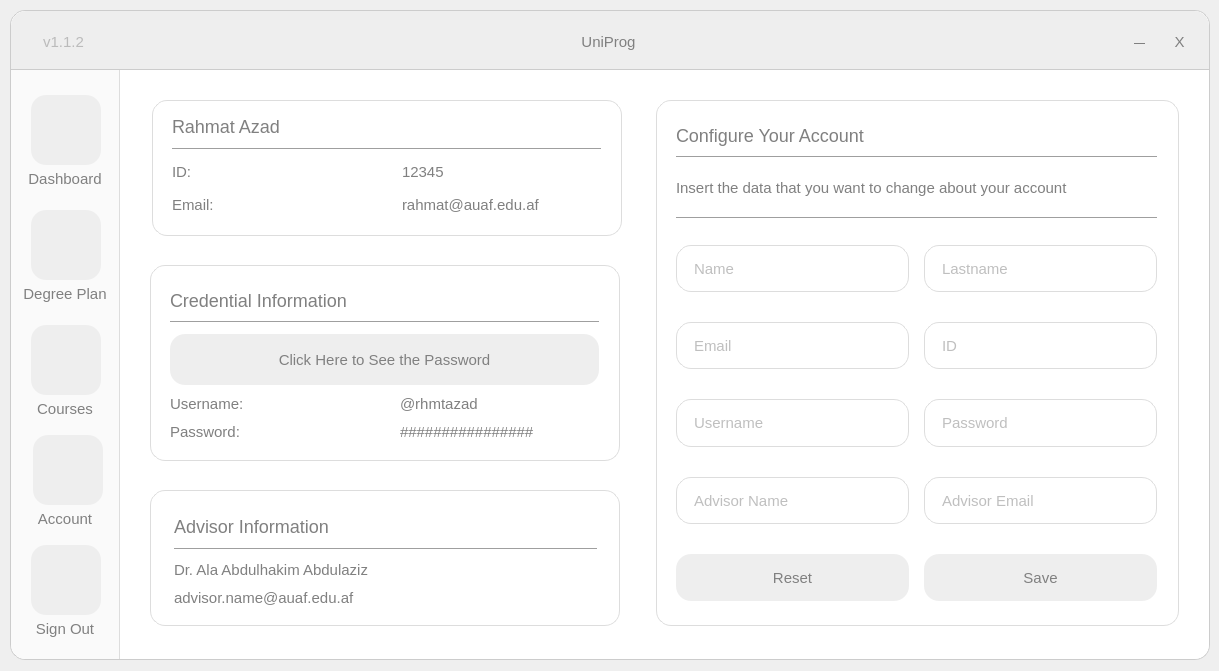
Above: ui/main.ui from rhmtazad/UniProg before the change. Below: the same form after it.
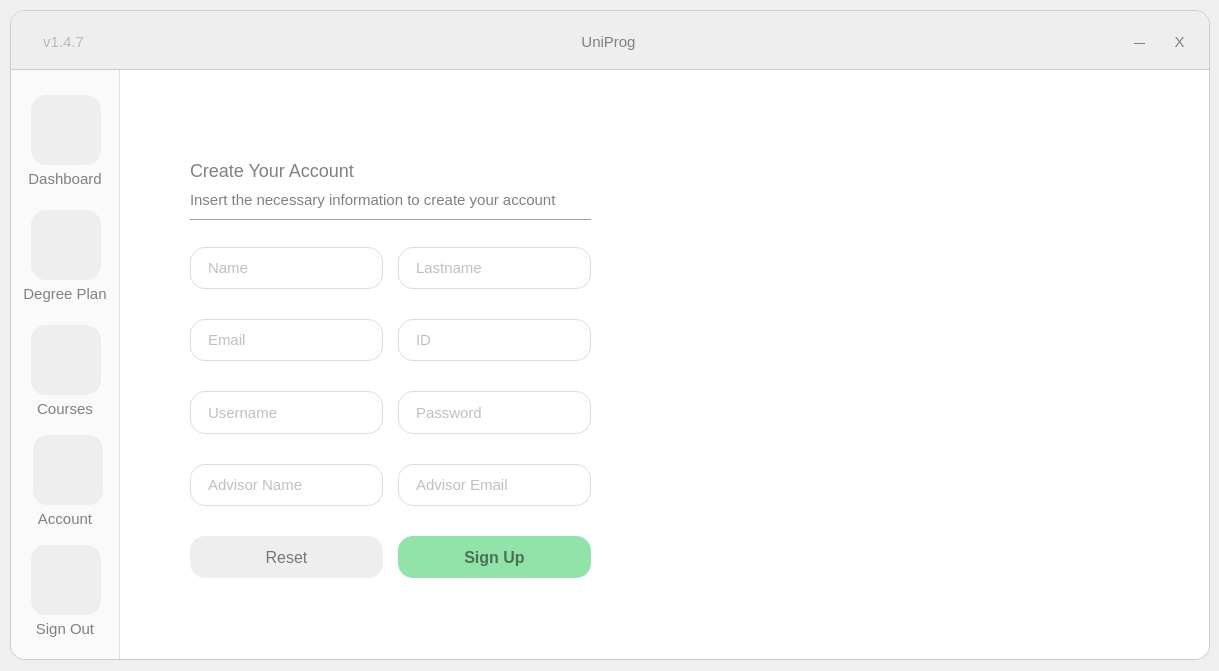
That is the form after the change. Icons and pictures are not drawn.

Diff of the .ui file:
```diff
--- a/ui/main.ui
+++ b/ui/main.ui
@@ -34,7 +34,6 @@
   <property name="styleSheet">
    <string notr="true">* {
     color: gray;
-    box-sizing: border-box;
     font-size: 15px;
     border-color: #eee;
 }
@@ -140,6 +139,32 @@
 {
 border: none;
 background-color: transparent;
+}
+
+#login_button,
+#signup_button,
+#signup_create_account
+ {
+	font-size: 16px;
+	font-weight: bold;
+	color: rgba(0, 0, 0, 0.5);
+}
+
+#signup_reset {
+	font-size: 16px;
+	color: rgba(0, 0, 0, 0.5)
+}
+
+#login_button,
+#signup_create_account
+ {
+	background: #92e3a9;
+}
+
+#login_button:hover,
+#signup_create_account:hover
+ {
+	background: #dff7e7;
 }</string>
   </property>
   <widget class="QWidget" name="centralwidget">
@@ -231,7 +256,7 @@
           <item>
            <widget class="QLabel" name="version">
             <property name="text">
-             <string>v1.1.2</string>
+             <string>v1.4.7</string>
             </property>
             <property name="alignment">
              <set>Qt::AlignCenter</set>
@@ -640,8 +665,378 @@
           <string notr="true"/>
          </property>
          <property name="currentIndex">
-          <number>3</number>
+          <number>1</number>
          </property>
+         <widget class="QWidget" name="login_page">
+          <widget class="QFrame" name="login_input">
+           <property name="geometry">
+            <rect>
+             <x>590</x>
+             <y>96</y>
+             <width>411</width>
+             <height>231</height>
+            </rect>
+           </property>
+           <property name="frameShape">
+            <enum>QFrame::NoFrame</enum>
+           </property>
+           <property name="frameShadow">
+            <enum>QFrame::Plain</enum>
+           </property>
+           <widget class="QWidget" name="layoutWidget">
+            <property name="geometry">
+             <rect>
+              <x>20</x>
+              <y>20</y>
+              <width>371</width>
+              <height>191</height>
+             </rect>
+            </property>
+            <layout class="QGridLayout" name="login_container">
+             <property name="verticalSpacing">
+              <number>20</number>
+             </property>
+             <item row="2" column="1">
+              <widget class="QPushButton" name="signup_button">
+               <property name="sizePolicy">
+                <sizepolicy hsizetype="Expanding" vsizetype="Expanding">
+                 <horstretch>0</horstretch>
+                 <verstretch>0</verstretch>
+                </sizepolicy>
+               </property>
+               <property name="text">
+                <string>Sign Up</string>
+               </property>
+              </widget>
+             </item>
+             <item row="1" column="0" colspan="2">
+              <widget class="QLineEdit" name="password_input">
+               <property name="sizePolicy">
+                <sizepolicy hsizetype="Expanding" vsizetype="Expanding">
+                 <horstretch>0</horstretch>
+                 <verstretch>0</verstretch>
+                </sizepolicy>
+               </property>
+               <property name="placeholderText">
+                <string>Insert your password</string>
+               </property>
+              </widget>
+             </item>
+             <item row="2" column="0">
+              <widget class="QPushButton" name="login_button">
+               <property name="sizePolicy">
+                <sizepolicy hsizetype="Expanding" vsizetype="Expanding">
+                 <horstretch>0</horstretch>
+                 <verstretch>0</verstretch>
+                </sizepolicy>
+               </property>
+               <property name="styleSheet">
+                <string notr="true"/>
+               </property>
+               <property name="text">
+                <string>Login</string>
+               </property>
+              </widget>
+             </item>
+             <item row="0" column="0" colspan="2">
+              <widget class="QLineEdit" name="user_id_input">
+               <property name="sizePolicy">
+                <sizepolicy hsizetype="Expanding" vsizetype="Expanding">
+                 <horstretch>0</horstretch>
+                 <verstretch>0</verstretch>
+                </sizepolicy>
+               </property>
+               <property name="placeholderText">
+                <string>Insert your user ID</string>
+               </property>
+              </widget>
+             </item>
+            </layout>
+           </widget>
+          </widget>
+          <widget class="QLabel" name="login_background">
+           <property name="geometry">
+            <rect>
+             <x>52</x>
+             <y>98</y>
+             <width>485</width>
+             <height>457</height>
+            </rect>
+           </property>
+           <property name="text">
+            <string/>
+           </property>
+           <property name="pixmap">
+            <pixmap>img/login.jpg</pixmap>
+           </property>
+           <property name="scaledContents">
+            <bool>true</bool>
+           </property>
+          </widget>
+          <zorder>login_background</zorder>
+          <zorder>login_input</zorder>
+         </widget>
+         <widget class="QWidget" name="signup_page">
+          <widget class="QLabel" name="signup_background">
+           <property name="geometry">
+            <rect>
+             <x>504</x>
+             <y>70</y>
+             <width>537</width>
+             <height>503</height>
+            </rect>
+           </property>
+           <property name="text">
+            <string/>
+           </property>
+           <property name="pixmap">
+            <pixmap>img/signup.jpg</pixmap>
+           </property>
+           <property name="scaledContents">
+            <bool>true</bool>
+           </property>
+          </widget>
+          <widget class="QFrame" name="singup_frame">
+           <property name="geometry">
+            <rect>
+             <x>56</x>
+             <y>78</y>
+             <width>427</width>
+             <height>453</height>
+            </rect>
+           </property>
+           <property name="styleSheet">
+            <string notr="true"/>
+           </property>
+           <property name="frameShape">
+            <enum>QFrame::NoFrame</enum>
+           </property>
+           <property name="frameShadow">
+            <enum>QFrame::Plain</enum>
+           </property>
+           <widget class="QWidget" name="layoutWidget_6">
+            <property name="geometry">
+             <rect>
+              <x>14</x>
+              <y>12</y>
+              <width>401</width>
+              <height>423</height>
+             </rect>
+            </property>
+            <layout class="QVBoxLayout" name="signup_container" stretch="0,0,0,0">
+             <property name="spacing">
+              <number>10</number>
+             </property>
+             <property name="topMargin">
+              <number>0</number>
+             </property>
+             <property name="bottomMargin">
+              <number>0</number>
+             </property>
+             <item>
+              <widget class="QLabel" name="signup_title">
+               <property name="styleSheet">
+                <string notr="true">font-size: 18px;</string>
+               </property>
+               <property name="text">
+                <string>Create Your Account</string>
+               </property>
+              </widget>
+             </item>
+             <item>
+              <widget class="QLabel" name="signup_guide">
+               <property name="text">
+                <string>Insert the necessary information to create your account</string>
+               </property>
+              </widget>
+             </item>
+             <item>
+              <widget class="Line" name="signup_line1">
+               <property name="orientation">
+                <enum>Qt::Horizontal</enum>
+               </property>
+              </widget>
+             </item>
+             <item>
+              <layout class="QGridLayout" name="signup_inputs">
+               <property name="topMargin">
+                <number>15</number>
+               </property>
+               <property name="rightMargin">
+                <number>0</number>
+               </property>
+               <property name="bottomMargin">
+                <number>5</number>
+               </property>
+               <property name="horizontalSpacing">
+                <number>15</number>
+               </property>
+               <property name="verticalSpacing">
+                <number>30</number>
+               </property>
+               <item row="1" column="0">
+                <widget class="QLineEdit" name="signup_email">
+                 <property name="sizePolicy">
+                  <sizepolicy hsizetype="Expanding" vsizetype="Expanding">
+                   <horstretch>0</horstretch>
+                   <verstretch>0</verstretch>
+                  </sizepolicy>
+                 </property>
+                 <property name="text">
+                  <string/>
+                 </property>
+                 <property name="placeholderText">
+                  <string>Email</string>
+                 </property>
+                </widget>
+               </item>
+               <item row="0" column="0">
+                <widget class="QLineEdit" name="signup_name">
+                 <property name="sizePolicy">
+                  <sizepolicy hsizetype="Expanding" vsizetype="Expanding">
+                   <horstretch>0</horstretch>
+                   <verstretch>0</verstretch>
+                  </sizepolicy>
+                 </property>
+                 <property name="text">
+                  <string/>
+                 </property>
+                 <property name="placeholderText">
+                  <string>Name</string>
+                 </property>
+                </widget>
+               </item>
+               <item row="2" column="0">
+                <widget class="QLineEdit" name="signup_username">
+                 <property name="sizePolicy">
+                  <sizepolicy hsizetype="Expanding" vsizetype="Expanding">
+                   <horstretch>0</horstretch>
+                   <verstretch>0</verstretch>
+                  </sizepolicy>
+                 </property>
+                 <property name="text">
+                  <string/>
+                 </property>
+                 <property name="placeholderText">
+                  <string>Username</string>
+                 </property>
+                </widget>
+               </item>
+               <item row="2" column="1">
+                <widget class="QLineEdit" name="signup_password">
+                 <property name="sizePolicy">
+                  <sizepolicy hsizetype="Expanding" vsizetype="Expanding">
+                   <horstretch>0</horstretch>
+                   <verstretch>0</verstretch>
+                  </sizepolicy>
+                 </property>
+                 <property name="text">
+                  <string/>
+                 </property>
+                 <property name="placeholderText">
+                  <string>Password</string>
+                 </property>
+                </widget>
+               </item>
+               <item row="3" column="1">
+                <widget class="QLineEdit" name="signup_advisor_email">
+                 <property name="sizePolicy">
+                  <sizepolicy hsizetype="Expanding" vsizetype="Expanding">
+                   <horstretch>0</horstretch>
+                   <verstretch>0</verstretch>
+                  </sizepolicy>
+                 </property>
+                 <property name="text">
+                  <string/>
+                 </property>
+                 <property name="placeholderText">
+                  <string>Advisor Email</string>
+                 </property>
+                </widget>
+               </item>
+               <item row="3" column="0">
+                <widget class="QLineEdit" name="signup_advisor_name">
+                 <property name="sizePolicy">
+                  <sizepolicy hsizetype="Expanding" vsizetype="Expanding">
+                   <horstretch>0</horstretch>
+                   <verstretch>0</verstretch>
+                  </sizepolicy>
+                 </property>
+                 <property name="text">
+                  <string/>
+                 </property>
+                 <property name="placeholderText">
+                  <string>Advisor Name</string>
+                 </property>
+                </widget>
+               </item>
+               <item row="1" column="1">
+                <widget class="QLineEdit" name="signup_id">
+                 <property name="sizePolicy">
+                  <sizepolicy hsizetype="Expanding" vsizetype="Expanding">
+                   <horstretch>0</horstretch>
+                   <verstretch>0</verstretch>
+                  </sizepolicy>
+                 </property>
+                 <property name="text">
+                  <string/>
+                 </property>
+                 <property name="placeholderText">
+                  <string>ID</string>
+                 </property>
+                </widget>
+               </item>
+               <item row="4" column="0">
+                <widget class="QPushButton" name="signup_reset">
+                 <property name="sizePolicy">
+                  <sizepolicy hsizetype="Expanding" vsizetype="Expanding">
+                   <horstretch>0</horstretch>
+                   <verstretch>0</verstretch>
+                  </sizepolicy>
+                 </property>
+                 <property name="mouseTracking">
+                  <bool>false</bool>
+                 </property>
+                 <property name="text">
+                  <string>Reset</string>
+                 </property>
+                </widget>
+               </item>
+               <item row="4" column="1">
+                <widget class="QPushButton" name="signup_create_account">
+                 <property name="sizePolicy">
+                  <sizepolicy hsizetype="Expanding" vsizetype="Expanding">
+                   <horstretch>0</horstretch>
+                   <verstretch>0</verstretch>
+                  </sizepolicy>
+                 </property>
+                 <property name="text">
+                  <string>Sign Up</string>
+                 </property>
+                </widget>
+               </item>
+               <item row="0" column="1">
+                <widget class="QLineEdit" name="signup_lastname">
+                 <property name="sizePolicy">
+                  <sizepolicy hsizetype="Expanding" vsizetype="Expanding">
+                   <horstretch>0</horstretch>
+                   <verstretch>0</verstretch>
+                  </sizepolicy>
+                 </property>
+                 <property name="text">
+                  <string/>
+                 </property>
+                 <property name="placeholderText">
+                  <string>Lastname</string>
+                 </property>
+                </widget>
+               </item>
+              </layout>
+             </item>
+            </layout>
+           </widget>
+          </widget>
+         </widget>
          <widget class="QWidget" name="dashboard_page">
           <widget class="QFrame" name="user_sum">
            <property name="geometry">
```
Left out of the diff: 1317 changed lines with no effect on the pictures.
